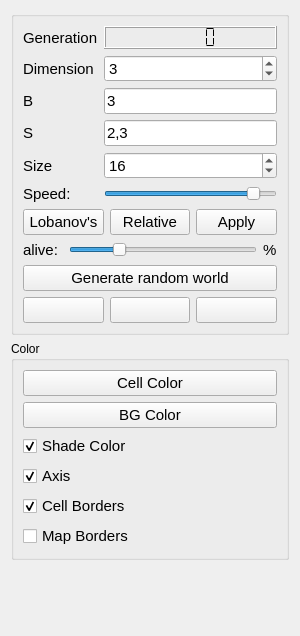
Above: panel/panel.ui from BigCubeCat/GameOfLife before the change. Below: the same form after it.
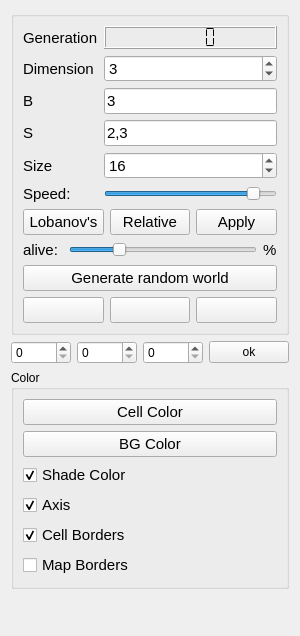
That is the form after the change.

The edit to the form file:
```diff
--- a/panel/panel.ui
+++ b/panel/panel.ui
@@ -389,6 +389,29 @@
      </layout>
     </widget>
    </item>
+   <item>
+    <layout class="QHBoxLayout" name="horizontalLayout_4">
+     <item>
+      <widget class="QSpinBox" name="xSpin"/>
+     </item>
+     <item>
+      <widget class="QSpinBox" name="ySpin"/>
+     </item>
+     <item>
+      <widget class="QSpinBox" name="zSpin"/>
+     </item>
+     <item>
+      <widget class="QPushButton" name="setbutton">
+       <property name="text">
+        <string>ok</string>
+       </property>
+       <property name="autoDefault">
+        <bool>true</bool>
+       </property>
+      </widget>
+     </item>
+    </layout>
+   </item>
    <item>
     <widget class="QGroupBox" name="gridGroupBox">
      <property name="title">
```
